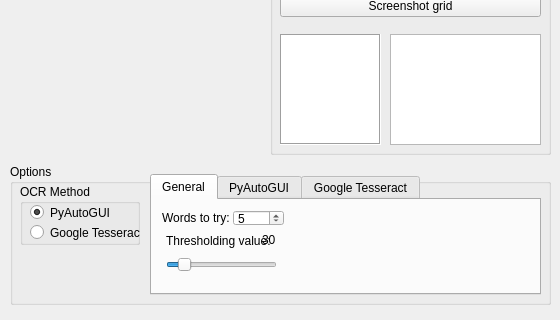
The window that form.ui (mb2g17/PyLex) describes before a commit, drawn with Qt 5; both pictures show x 0 to 560 and y 296 to 616 of the 560 by 616 pixel window.
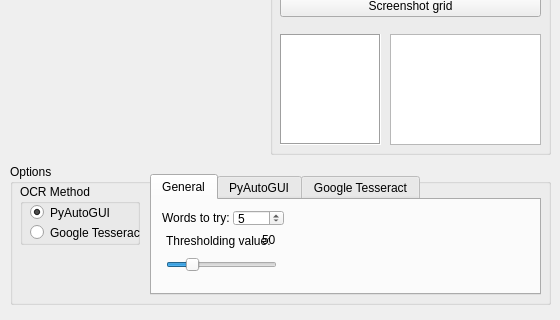
The same window after the commit. Icons and pictures are not drawn.

Commit message: changed default threshold to 50

The edit to the form file:
```diff
--- a/form.ui
+++ b/form.ui
@@ -369,7 +369,7 @@
        <number>255</number>
       </property>
       <property name="value">
-       <number>30</number>
+       <number>50</number>
       </property>
       <property name="orientation">
        <enum>Qt::Horizontal</enum>
@@ -401,7 +401,7 @@
        </rect>
       </property>
       <property name="text">
-       <string>30</string>
+       <string>50</string>
       </property>
      </widget>
     </widget>
```
The commit also changes 2 other files.
